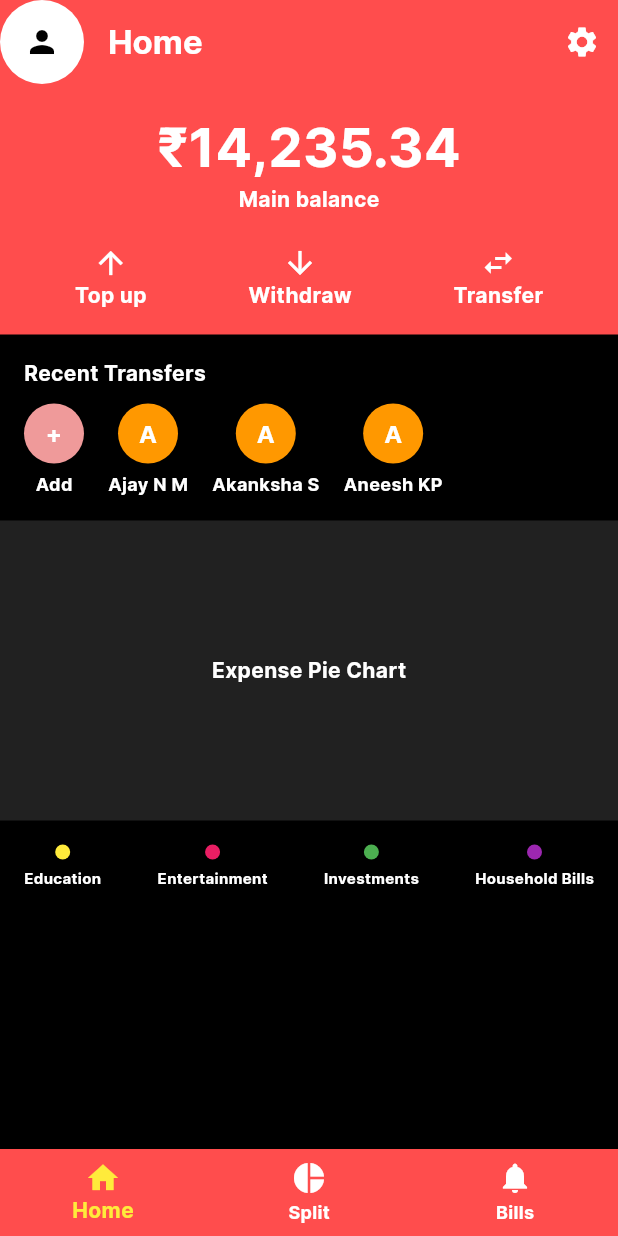
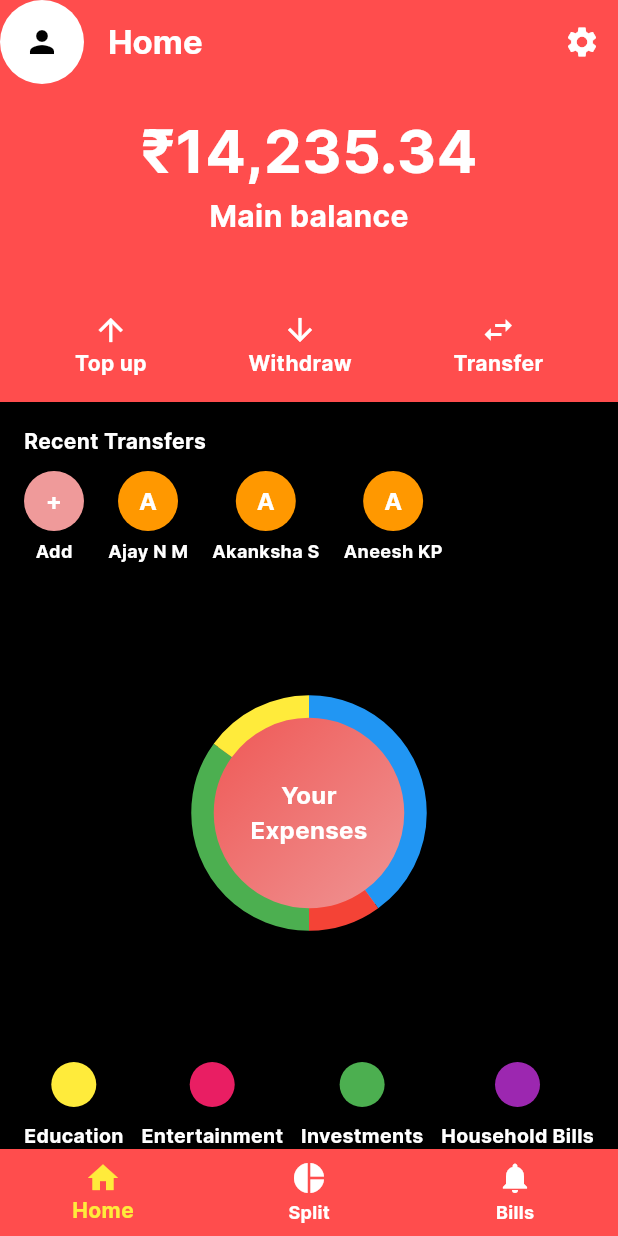
Before and after one commit to Akanksha-singa/MAD, a Flutter app: the screen it shows after launch, on a phone screen of 412 x 824 dp. Run offline on Flutter 3.47's test engine with Material 3 defaults, Android fonts, the phone set to English and light mode, and no system bars; our stand-ins replace flutter_svg, google_fonts; missing offline and left inert: country_pickers.

Commit message:
Home page pie chart added

```diff
--- a/home/lib/home_screen.dart
+++ b/home/lib/home_screen.dart
@@ -1,6 +1,51 @@
 // home_screen.dart
 import 'package:flutter/material.dart';
 import 'profile_settings_screen.dart';
+import 'dart:math' as math;
+
+class MyPieChartPainter extends CustomPainter {
+  final List<double> percentages;
+  final List<Color> colors;
+
+  MyPieChartPainter({required this.percentages, required this.colors});
+
+  @override
+  void paint(Canvas canvas, Size size) {
+    final double strokeWidth = 15.0;
+    final double radius = (size.width + 32) / 2;
+    final Offset center = Offset(size.width / 2, size.height / 2);
+
+    double startAngle = -math.pi / 2;
+
+    for (int i = 0; i < percentages.length; i++) {
+      final double sweepAngle = math.pi * 2 * percentages[i];
+      _drawArc(canvas, center, radius, startAngle, sweepAngle, colors[i],
+          strokeWidth);
+      startAngle += sweepAngle;
+    }
+  }
+
+  void _drawArc(Canvas canvas, Offset center, double radius, double startAngle,
+      double sweepAngle, Color color, double strokeWidth) {
+    final Paint paint = Paint()
+      ..color = color
+      ..style = PaintingStyle.stroke
+      ..strokeWidth = strokeWidth;
+
+    canvas.drawArc(
+      Rect.fromCircle(center: center, radius: radius),
+      startAngle,
+      sweepAngle,
+      false,
+      paint,
+    );
+  }
+
+  @override
+  bool shouldRepaint(covariant CustomPainter oldDelegate) {
+    return false;
+  }
+}
 
 class HomeScreen extends StatelessWidget {
   @override
@@ -14,7 +59,7 @@ class HomeScreen extends StatelessWidget {
           onTap: () {
             Navigator.push(
               context,
-              MaterialPageRoute(builder: (context) => ProfileSettingsscreen()),
+              MaterialPageRoute(builder: (context) => ProfileSettingsScreen()),
             );
           },
           child: CircleAvatar(
@@ -53,10 +98,10 @@ class HomeScreen extends StatelessWidget {
         children: [
           Text(
             '₹14,235.34',
-            style: TextStyle(color: Colors.white, fontSize: 36, fontWeight: FontWeight.bold),
+            style: TextStyle(color: Colors.white, fontSize: 40, fontWeight: FontWeight.bold),
           ),
-          Text('Main balance', style: TextStyle(color: Colors.white)),
-          SizedBox(height: 20),
+          Text('Main balance', style: TextStyle(color: Colors.white,fontSize: 20,)),
+          SizedBox(height: 50),
           Row(
             mainAxisAlignment: MainAxisAlignment.spaceAround,
             children: [
@@ -120,16 +165,69 @@ class HomeScreen extends StatelessWidget {
   }
 
   Widget _buildExpensePieChart() {
-    // Implement pie chart here
     return Container(
-      height: 200,
-      color: Colors.grey[900],
+      height: 300,
+      // color: Colors.grey[900],
       child: Center(
-        child: Text('Expense Pie Chart', style: TextStyle(color: Colors.white)),
+        child: SizedBox(
+          height: 350.0,
+          width: 350.0,
+          child: Center(
+            child: Container(
+              height: 150,
+              child: Stack(
+                alignment: Alignment.center,
+                children: [
+                  // Circle with gradient background
+                  Center(
+                    child: Container(
+                      width: 150,
+                      height: 150,
+                      decoration: BoxDecoration(
+                        shape: BoxShape.circle,
+                        gradient: LinearGradient(
+                          begin: Alignment.topLeft,
+                          end: Alignment.bottomRight,
+                          colors: [
+                            Colors.red[400]!,
+                            Colors.red[200]!,
+                          ],
+                        ),
+                      ),
+                    ),
+                  ),
+                  // Lines representing percentages
+                  CustomPaint(
+                    size: Size(110, 110),
+                    painter: MyPieChartPainter(
+                      percentages: [0.4, 0.1, 0.35, 0.15],
+                      colors: [
+                        Colors.blue,
+                        Colors.red,
+                        Colors.green,
+                        Colors.yellow
+                      ],
+                    ),
+                  ),
+                  // Centered text
+                  Center(
+                    child: Text(
+                      'Your\nExpenses',
+                      textAlign: TextAlign.center,
+                      style: TextStyle(
+                        fontSize: 16.0,
+                        color: Colors.white,
+                      ),
+                    ),
+                  ),
+                ],
+              ),
+            ),
+          ),
+        ),
       ),
     );
   }
-
   Widget _buildExpenseCategories() {
     return Padding(
       padding: EdgeInsets.all(16),
@@ -149,17 +247,17 @@ class HomeScreen extends StatelessWidget {
     return Column(
       children: [
         Container(
-          width: 10,
-          height: 10,
+          width: 30,
+          height: 30,
           decoration: BoxDecoration(
             color: color,
             shape: BoxShape.circle,
           ),
         ),
-        SizedBox(height: 5),
+        SizedBox(height: 10),
         Text(
           category,
-          style: TextStyle(color: Colors.white, fontSize: 10),
+          style: TextStyle(color: Colors.white, fontSize: 13),
         ),
       ],
     );
--- a/home/pubspec.yaml
+++ b/home/pubspec.yaml
@@ -6,6 +6,7 @@ environment:
 dependencies:
   flutter:
     sdk: flutter
+  google_fonts: ^6.2.1
   flutter_localizations:
     sdk: flutter
   cached_network_image: ^3.3.0
--- a/pubspec.yaml
+++ b/pubspec.yaml
@@ -36,7 +36,7 @@ dev_dependencies:
   transfer: any
   transfer_to_1: any
   transfer_to_2: any
-  android_large___2: any
+#  android_large___2: any
 flutter:
   uses-material-design: true
 
```
